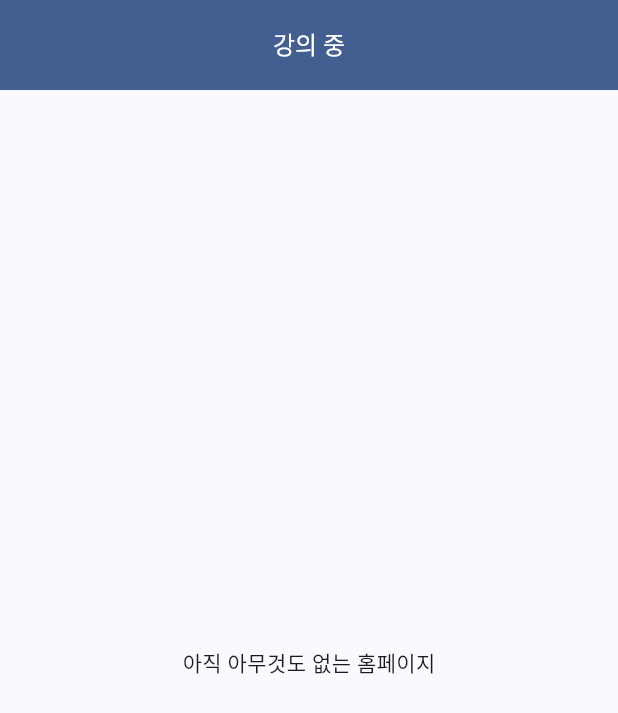
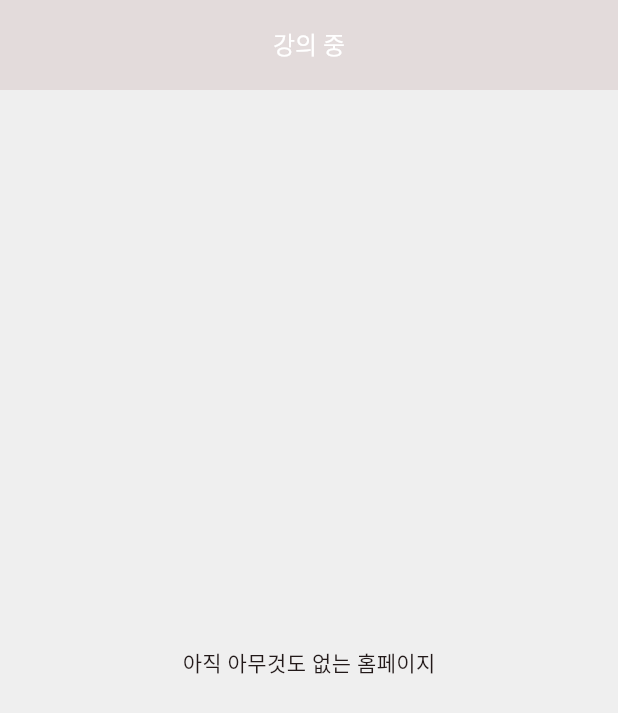
Before and after one commit to poeticDev/gnu_web_dashboard, a Flutter app: the screen it shows after launch, on a phone screen of 412 x 824 dp. Shown: the top 713 px of the screen. Run offline on Flutter 3.47's test engine with Material 3 defaults, Android fonts, the light colour scheme and no system bars; our stand-ins replace flutter_riverpod, go_router, logger, responsive_framework; Roboto replaces fonts that are missing (Pretendard Variable).

Commit message:
Design:상단 앱바 제작 중

```diff
--- a/lib/common/const/color.dart
+++ b/lib/common/const/color.dart
@@ -1,13 +1,15 @@
 import 'package:flutter/material.dart';
 
 /// 주색상
-const SEED_COLOR = Color(0xFF1b263b);
+const SEED_COLOR = Color(0xFF322323);
 
 
 /// 배경색
-const BG_COLOR = Color(0xFFDEEBF7);
+const BG_COLOR = Color(0xFFEFEFEF);
 const COMPONENT_BG_COLOR = Color(0xFFEFF5F8);
 const COMPONENT_SHADDOW_COLOR = Color(0xFFCCE3FA);
+
+const PRIMARY_CONTAINER_COLOR = Color(0xFFFEFEFE);
 
 /// 글자 색상
 const TEXT_COLOR = Color(0xFF2C3740);
@@ -25,21 +27,92 @@ class AppColors {
     return AppColors._(Theme.of(context).colorScheme);
   }
 
-  // 🔵 Primary
+  // ───── 기본 색상 그룹 ─────
+
+  /// 주요 색상. 버튼, 강조 텍스트 등에 사용됨.
   Color get primary => _scheme.primary;
+
+  /// primary 위에 얹히는 텍스트나 아이콘 색상.
   Color get onPrimary => _scheme.onPrimary;
+
+  /// primary 변형 색상. 배경 또는 카드 등에 주로 사용됨.
   Color get primaryContainer => _scheme.primaryContainer;
+
+  /// primaryContainer 위에 얹히는 텍스트/아이콘 색상.
   Color get onPrimaryContainer => _scheme.onPrimaryContainer;
 
-  // 🟣 Secondary
+  /// 부 색상. secondary 기능 버튼, 라벨 등에 사용됨.
   Color get secondary => _scheme.secondary;
+
+  /// secondary 위의 텍스트/아이콘 색상.
   Color get onSecondary => _scheme.onSecondary;
+
+  /// secondary 변형 색상. 배경, 태그 등에 사용됨.
   Color get secondaryContainer => _scheme.secondaryContainer;
+
+  /// secondaryContainer 위의 텍스트/아이콘 색상.
   Color get onSecondaryContainer => _scheme.onSecondaryContainer;
 
-  // 🟢 Tertiary
+  /// 보조 색상. tertiary 버튼, 차트 등 비주얼 포인트에 사용.
   Color get tertiary => _scheme.tertiary;
+
+  /// tertiary 위 텍스트/아이콘 색상.
   Color get onTertiary => _scheme.onTertiary;
+
+  /// tertiary 변형 색상. 뱃지, 태그 등에 사용.
   Color get tertiaryContainer => _scheme.tertiaryContainer;
+
+  /// tertiaryContainer 위 텍스트/아이콘 색상.
   Color get onTertiaryContainer => _scheme.onTertiaryContainer;
+
+  // ───── 상태/배경 색상 그룹 ─────
+
+  /// 전체 배경색 (앱의 메인 배경으로 쓰임)
+  Color get surface => _scheme.surface;
+
+  /// surface 위에 얹히는 텍스트/아이콘 색
+  Color get onSurface => _scheme.onSurface;
+
+  /// surface 변형 색상 (카드 구분용 배경 등)
+  Color get surfaceVariant => _scheme.surfaceVariant;
+
+  /// surfaceVariant 위 텍스트/아이콘
+  Color get onSurfaceVariant => _scheme.onSurfaceVariant;
+
+  /// 그림자 표현에 사용됨 (elevation 효과 등)
+  Color get shadow => _scheme.shadow;
+
+  /// 최상위 surface의 컨트롤(예: 스크롤바 등)에 사용
+  Color get surfaceTint => _scheme.surfaceTint;
+
+  // ───── 오류/경고 색상 그룹 ─────
+
+  /// 오류 발생 시 표시할 색 (예: 빨간색)
+  Color get error => _scheme.error;
+
+  /// error 위의 텍스트/아이콘
+  Color get onError => _scheme.onError;
+
+  /// error의 변형 색상 (예: errorContainer)
+  Color get errorContainer => _scheme.errorContainer;
+
+  /// errorContainer 위 텍스트/아이콘
+  Color get onErrorContainer => _scheme.onErrorContainer;
+
+  // ───── 보조 기능 색상 ─────
+
+  /// 테두리, 구분선 등 비주얼용 라인 색상
+  Color get outline => _scheme.outline;
+
+  /// outline의 변형 (보조 구분선 등)
+  Color get outlineVariant => _scheme.outlineVariant;
+
+  /// contrast 강한 영역에 사용되는 surface 색상
+  Color get inverseSurface => _scheme.inverseSurface;
+
+  /// inverseSurface 위 텍스트/아이콘 색
+  Color get onInverseSurface => _scheme.onInverseSurface;
+
+  /// 반대 테마에서의 primary 색상 (ex. 다크모드일 때 라이트모드용 강조색)
+  Color get inversePrimary => _scheme.inversePrimary;
 }
--- a/lib/common/layout/default_layout.dart
+++ b/lib/common/layout/default_layout.dart
@@ -1,8 +1,6 @@
 import 'package:flutter/material.dart';
 import 'package:gnu_web_dashboard/common/component/top_navigator.dart';
-import 'package:gnu_web_dashboard/common/const/color.dart';
 import 'package:gnu_web_dashboard/common/const/device.dart';
-import 'package:gnu_web_dashboard/common/util/log_helper.dart';
 import 'package:responsive_framework/responsive_framework.dart';
 
 class DefaultLayout extends StatelessWidget {
@@ -13,7 +11,7 @@ class DefaultLayout extends StatelessWidget {
   @override
   Widget build(BuildContext context) {
     const double globalPadding = 60.0;
-    double topNaviHeight = 80;
+    double topNaviHeight = 100;
 
     if (!ResponsiveBreakpoints.of(context).isDesktop) {
       topNaviHeight = 60;
--- a/lib/main.dart
+++ b/lib/main.dart
@@ -23,6 +23,8 @@ class MyApp extends StatelessWidget {
       theme: ThemeData(
         colorScheme: ColorScheme.fromSeed(
           seedColor: SEED_COLOR,
+          surface: BG_COLOR,
+          primaryContainer: PRIMARY_CONTAINER_COLOR,
           brightness: Brightness.light,
         ),
         useMaterial3: true,
```
Also changed, not shown: lib/common/component/navi_tab.dart (added, +32 -0 lines), lib/common/component/top_navigator.dart (+99 -15 lines).
